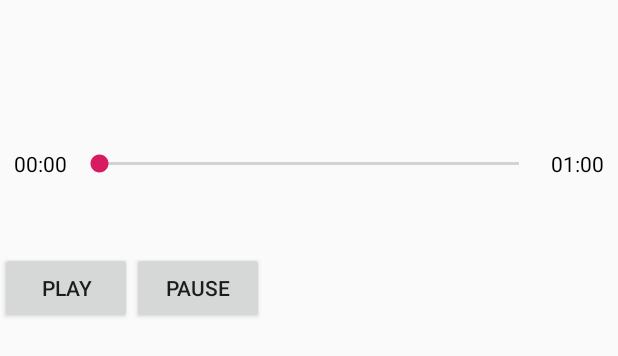
After one commit to ArtisanM/FFmpeg, an Android app: the layout activity_pcm_player.xml on its own in the app's theme, with its tools: preview values and no code run, on a phone screen of 412 x 824 dp. The commit adds this screen. Shown: the top 356 px of the screen. Run offline under Robolectric (Android 15) with nearby library versions, the phone set to English and light mode, and no system bars; network calls fail.

Commit message:
pcm player

```diff
--- a/app/build.gradle
+++ b/app/build.gradle
@@ -5,7 +5,7 @@ apply plugin: 'kotlin-android'
 apply plugin: 'kotlin-android-extensions'
 
 android {
-    compileSdkVersion 26
+    compileSdkVersion 27
     defaultConfig {
         applicationId "mo.example.ffmpeg.ffmpegdemo"
         minSdkVersion 18
@@ -25,9 +25,9 @@ android {
 dependencies {
     implementation fileTree(include: ['*.jar'], dir: 'libs')
     implementation "org.jetbrains.kotlin:kotlin-stdlib-jdk7:$kotlin_version"
-    implementation 'com.android.support:appcompat-v7:27.1.0'
+    implementation 'com.android.support:appcompat-v7:27.1.1'
     implementation 'com.android.support.constraint:constraint-layout:1.1.3'
-    implementation 'io.reactivex.rxjava2:rxandroid:2.0.2'
+    implementation 'io.reactivex.rxjava2:rxandroid:2.1.0'
     implementation 'io.reactivex.rxjava2:rxjava:2.2.0'
     implementation project(':audioeditor')
 }
--- a/app/src/main/java/mo/example/ffmpeg/ffmpegdemo/MainActivity.kt
+++ b/app/src/main/java/mo/example/ffmpeg/ffmpegdemo/MainActivity.kt
@@ -90,6 +90,8 @@ class MainActivity : AppCompatActivity() {
                 wavesfv.addAudioData(audioData, readSize)
             }
         })
+
+//        FFmpegUtil.resample2Pcm(file, File(Environment.getExternalStoragePublicDirectory(Environment.DIRECTORY_DOWNLOADS), "RightNow.raw"), listener)
     }
 
     fun crop(view: View) {
@@ -102,6 +104,10 @@ class MainActivity : AppCompatActivity() {
 
     fun concat(view: View) {
         FFmpegUtil.concatAudio(out, listener, file, file2)
+    }
+
+    fun goPcmPlayer(view: View) {
+        startActivity(Intent(this, PcmPlayerActivity::class.java))
     }
 
     fun play(view: View) {
--- /dev/null
+++ b/app/src/main/res/layout/activity_pcm_player.xml
@@ -0,0 +1,63 @@
+<?xml version="1.0" encoding="utf-8"?>
+<android.support.constraint.ConstraintLayout
+    xmlns:android="http://schemas.android.com/apk/res/android"
+    xmlns:app="http://schemas.android.com/apk/res-auto"
+    xmlns:tools="http://schemas.android.com/tools"
+    android:layout_width="match_parent"
+    android:layout_height="match_parent"
+    tools:context=".PcmPlayerActivity">
+
+    <SeekBar
+        android:id="@+id/seekbar"
+        android:layout_width="match_parent"
+        android:layout_height="wrap_content"
+        app:layout_constraintLeft_toLeftOf="parent"
+        android:layout_marginTop="100dp"
+        android:layout_marginLeft="50dp"
+        app:layout_constraintRight_toRightOf="parent"
+        android:layout_marginRight="50dp"
+        app:layout_constraintTop_toTopOf="parent" />
+
+    <TextView
+        android:id="@+id/cur"
+        android:layout_width="wrap_content"
+        android:layout_height="wrap_content"
+        android:textColor="#000"
+        app:layout_constraintRight_toLeftOf="@id/seekbar"
+        app:layout_constraintTop_toTopOf="@id/seekbar"
+        android:layout_marginRight="5dp"
+        tools:text="00:00"
+        app:layout_constraintBottom_toBottomOf="@id/seekbar" />
+
+    <TextView
+        android:id="@+id/total"
+        android:layout_width="wrap_content"
+        android:layout_height="wrap_content"
+        android:textColor="#000"
+        app:layout_constraintLeft_toRightOf="@id/seekbar"
+        app:layout_constraintTop_toTopOf="@id/seekbar"
+        android:layout_marginLeft="5dp"
+        tools:text="01:00"
+        app:layout_constraintBottom_toBottomOf="@id/seekbar" />
+
+    <Button
+        android:id="@+id/play"
+        android:layout_width="wrap_content"
+        android:layout_height="wrap_content"
+        app:layout_constraintLeft_toLeftOf="parent"
+        app:layout_constraintTop_toBottomOf="@id/seekbar"
+        android:layout_marginTop="50dp"
+        android:onClick="onClickPlay"
+        android:text="play" />
+
+    <Button
+        android:id="@+id/pause"
+        android:layout_width="wrap_content"
+        android:layout_height="wrap_content"
+        app:layout_constraintLeft_toRightOf="@id/play"
+        app:layout_constraintTop_toBottomOf="@id/seekbar"
+        android:layout_marginTop="50dp"
+        android:onClick="onClickPause"
+        android:text="pause" />
+
+</android.support.constraint.ConstraintLayout>
--- a/audioeditor/build.gradle
+++ b/audioeditor/build.gradle
@@ -4,7 +4,7 @@ apply plugin: 'kotlin-android-extensions'
 
 
 android {
-    compileSdkVersion 26
+    compileSdkVersion 27
 
     defaultConfig {
         minSdkVersion 18
@@ -42,7 +42,7 @@ android {
 dependencies {
     implementation fileTree(dir: 'libs', include: ['*.jar'])
     implementation"org.jetbrains.kotlin:kotlin-stdlib-jdk7:$kotlin_version"
-    implementation 'com.android.support:appcompat-v7:27.1.0'
-    implementation 'io.reactivex.rxjava2:rxandroid:2.0.2'
+    implementation 'com.android.support:appcompat-v7:27.1.1'
+    implementation 'io.reactivex.rxjava2:rxandroid:2.1.0'
     implementation 'io.reactivex.rxjava2:rxjava:2.2.0'
 }
```
Also changed, not shown: app/src/main/AndroidManifest.xml (+9 -6 lines), app/src/main/java/mo/example/ffmpeg/ffmpegdemo/PcmPlayerActivity.kt (added, +94 -0 lines), app/src/main/res/layout/activity_main.xml (+8 -0 lines), audioeditor/src/main/java/fm/qingting/audioeditor/IAudioPlayer.kt (added, +36 -0 lines), audioeditor/src/main/java/fm/qingting/audioeditor/PcmPlayer.kt (added, +155 -0 lines).
